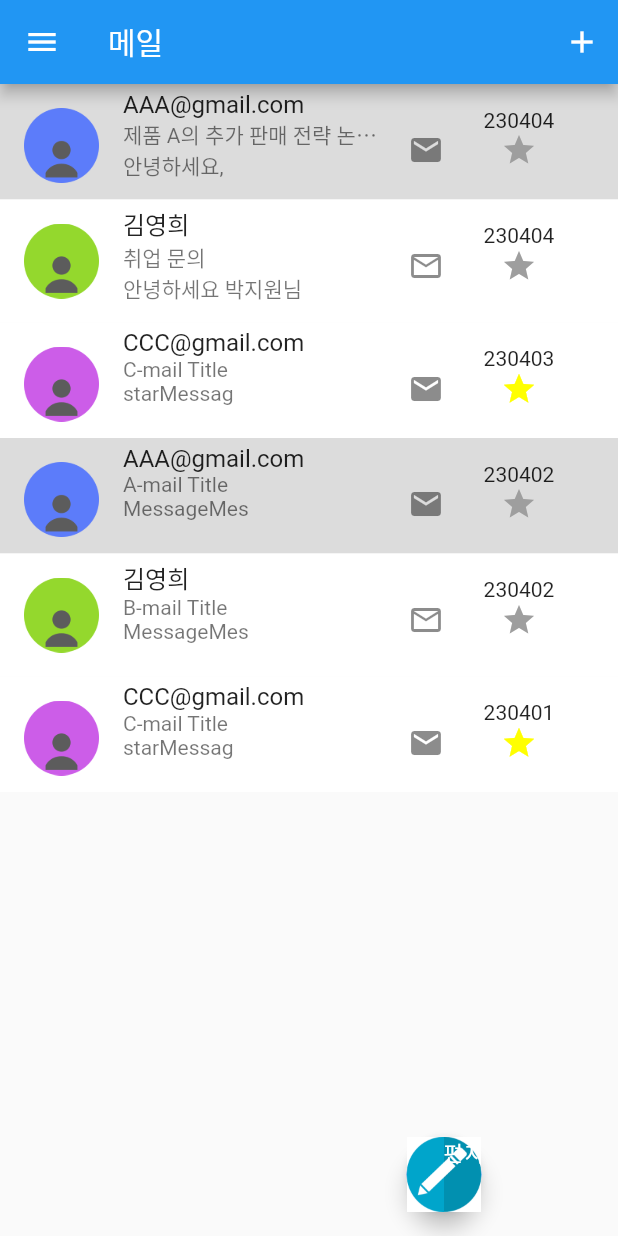
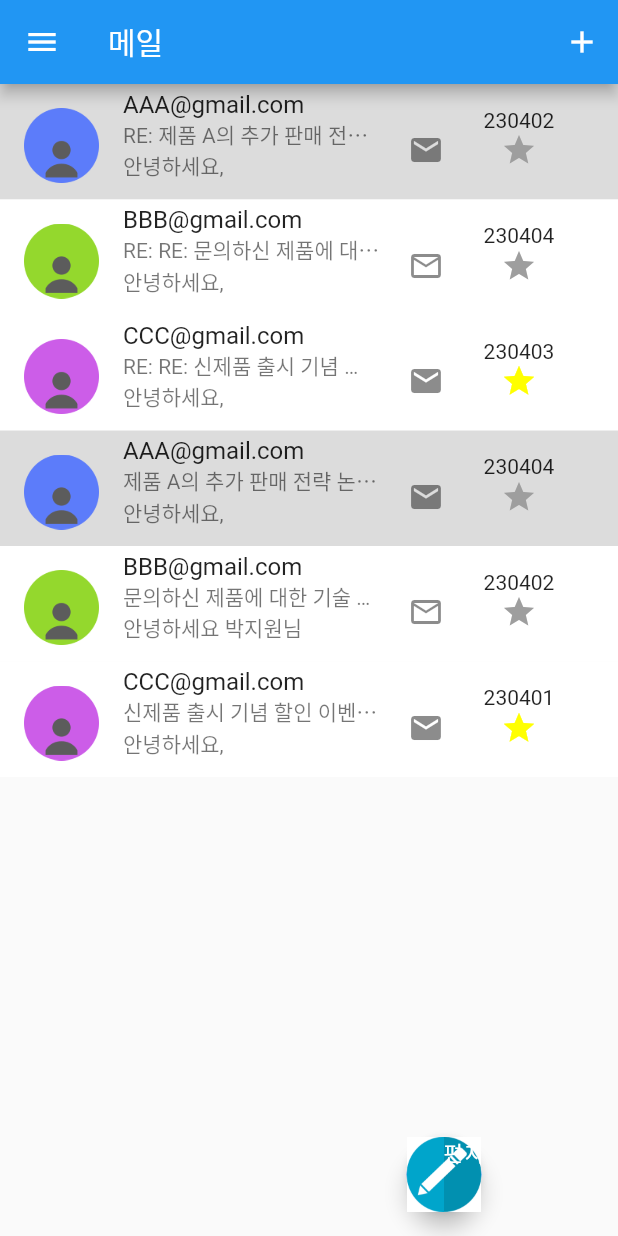
Before and after one commit to AnSuHan/HCI, a Flutter app: the screen it shows after launch, on a phone screen of 412 x 824 dp. Run offline on Flutter 3.47's test engine with Material 2 defaults, Android fonts, the phone set to English and light mode, and no system bars; our stand-ins replace google_fonts, shared_preferences.

Commit message:
set real mail data and padding innerMail

```diff
--- a/project/lib/MailInnerScene.dart
+++ b/project/lib/MailInnerScene.dart
@@ -64,6 +64,7 @@ class MailInnerScene extends State<MailInnerSceneStateful> {
             },
             child: Container(
               padding: const EdgeInsets.all(10),
+              margin: const EdgeInsets.fromLTRB(0, 0, 50, 0),
               decoration: BoxDecoration(
                 color: Colors.blue.withOpacity(0.1),
                 borderRadius: BorderRadius.circular(10),
@@ -120,6 +121,7 @@ class MailInnerScene extends State<MailInnerSceneStateful> {
             },
             child: Container(
               padding: const EdgeInsets.all(10),
+              margin: const EdgeInsets.fromLTRB(50, 0, 0, 0),
               decoration: BoxDecoration(
                 color: Colors.green.withOpacity(0.1),
                 borderRadius: BorderRadius.circular(10),
--- a/project/lib/MailScene.dart
+++ b/project/lib/MailScene.dart
@@ -13,24 +13,25 @@ import 'searchbar.dart';
 
 //https://velog.io/@dosilv/Flutter-StatelessWidget-StatefulWidget
 class MailScene extends State<MailSceneStateful> with RouteAware {
-  static var mails = [Mail("AAA@gmail.com",
-      "제품 A의 추가 판매 전략 논의 요청",
-      "안녕하세요,\n저희 마케팅 팀에서는 최근 제품 A의 판매량을 높이기 위한 추가 전략을 고려하고 있습니다. 이에 대해 판매팀과 함께 논의하고자 이메일을 보내드립니다.\n제안 사항:\n가격 조정: 현재 제품 A의 가격이 경쟁사에 비해 높게 책정되어 있습니다. 가격 조정 여부와 조정 방향에 대해 의견을 나누고자 합니다.\n마케팅 캠페인: 제품 A를 대중에 알리기 위한 새로운 마케팅 캠페인을 기획하고 있습니다. 어떤 유형의 캠페인을 실행해볼지 아이디어를 공유해주세요.\n회의 일정 조율을 위해 가능한 날짜와 시간을 알려주시면 감사하겠습니다. 빠른 조율이 필요한 만큼 신속한 회신을 부탁드립니다.도움이 필요하거나 다른 의견이 있으시면 언제든지 연락주세요.\n감사합니다.\n\nMarketing Team\nCompany Inc.", "230404_21:00", false, "받은편지함", true, false),
-    Mail("김영희",
-        "취업 문의",
-        "안녕하세요 박지원님,\n 김영희라고 합니다. UI 디자이너로서 귀사에서 일하고 싶어서 이메일을 보내게 되었습니다. 제 경력과 기술이 UI 디자인 역할에 적합하다고 생각합니다.", "230404_10:30", false, "받은편지함", false, true),
+  static var mails = [
+    Mail("AAA@gmail.com",
+        "RE: 제품 A의 추가 판매 전략 논의 요청",
+        "안녕하세요,\n저희 지원팀에서는 문의하신 제품에 대한 기술적인 지원을 제공하기 위해 이메일을 보내드립니다. 문의하신 내용에 대한 답변과 도움을 드리고자 합니다.\n문의하신 제품: 제품 X\n문의하신 내용에 대한 답변:\n기술적인 문제: 문제의 해결을 위해 기술 지원팀이 조치를 취하고 있습니다. 추가적인 정보를 제공해주시면 보다 정확한 답변을 드릴 수 있습니다.\n기능 사용법: 제품 X의 기능에 대한 자세한 설명과 사용법을 안내해드릴 수 있습니다. 필요하신 부분이 있으면 구체적으로 알려주시기 바랍니다.\n도움이 필요하거나 추가적인 질문이 있으시면 언제든지 문의해주세요. 최대한 신속하게 도움을 드리겠습니다.\n감사합니다.\n지원팀\nCompany Inc.", "230402_21:00", false, "받은편지함", true, false),
+    Mail("BBB@gmail.com",
+        "RE: RE: 문의하신 제품에 대한 기술 지원 안내",
+        "안녕하세요,\n빠른 회신에 감사드립니다. 문의하신 제품 X에 대한 기술 지원을 제공해드리겠습니다.\n기술적인 문제: [상세한 문제 내용]에 대해 즉시 조치를 취할 수 있도록 기술 지원팀이 액션을 취하고 있습니다. 문제 해결을 위해 필요한 추가 정보가 있는지 알려주시면 보다 정확한 도움을 드릴 수 있습니다.\n기능 사용법: 제품 X의 [특정 기능]에 대한 자세한 설명과 사용법을 안내해드리겠습니다. [기능 활용 방법]을 따라 진행하시면 해당 기능을 원활하게 활용하실 수 있습니다.\n도움이 필요한 경우 언제든지 문의해주세요. 최대한 신속하고 정확한 지원을 제공하겠습니다.\n감사합니다.\n지원팀\nCompany Inc.", "230404_10:30", false, "받은편지함", false, true),
     Mail("CCC@gmail.com",
-        "C-mail Title",
-        "starMessagestarMessagestarMessagestarMessagestarMessage", "230403_12:50", true, "별표편지함", false, false),
+        "RE: RE: 신제품 출시 기념 할인 이벤트 아이디어 회의 요청",
+        "안녕하세요,\n회신을 받아서 감사드립니다. 회의 일정으로 6월 5일 (토요일) 오후 3시를 확인했습니다. 온라인 비디오 회의를 통해 아이디어를 공유하고 토론할 수 있도록 준비하겠습니다.\n추가로 회의 전에 필요한 준비물이나 주의사항이 있다면 미리 알려주시기 바랍니다.\n감사합니다.\n마케팅 팀\nCompany Inc.", "230403_12:50", true, "별표편지함", false, false),
     Mail("AAA@gmail.com",
-        "A-mail Title",
-        "MessageMessageMessageMessageMessageMessageMessageMessage", "230402_21:00", false, "받은편지함", true, false),
-    Mail("김영희",
-        "B-mail Title",
-        "MessageMessageMessageMessageMessageMessageMessageMessage", "230402_10:30", false, "받은편지함", false, true),
+        "제품 A의 추가 판매 전략 논의 요청",
+        "안녕하세요,\n저희 마케팅 팀에서는 최근 제품 A의 판매량을 높이기 위한 추가 전략을 고려하고 있습니다. 이에 대해 판매팀과 함께 논의하고자 이메일을 보내드립니다.\n제안 사항:\n가격 조정: 현재 제품 A의 가격이 경쟁사에 비해 높게 책정되어 있습니다. 가격 조정 여부와 조정 방향에 대해 의견을 나누고자 합니다.\n마케팅 캠페인: 제품 A를 대중에 알리기 위한 새로운 마케팅 캠페인을 기획하고 있습니다. 어떤 유형의 캠페인을 실행해볼지 아이디어를 공유해주세요.\n회의 일정 조율을 위해 가능한 날짜와 시간을 알려주시면 감사하겠습니다. 빠른 조율이 필요한 만큼 신속한 회신을 부탁드립니다.도움이 필요하거나 다른 의견이 있으시면 언제든지 연락주세요.\n감사합니다.\n\nMarketing Team\nCompany Inc.", "230404_21:00", false, "받은편지함", true, false),
+    Mail("BBB@gmail.com",
+        "문의하신 제품에 대한 기술 지원 안내",
+        "안녕하세요 박지원님,\n 김영희라고 합니다. UI 디자이너로서 귀사에서 일하고 싶어서 이메일을 보내게 되었습니다. 제 경력과 기술이 UI 디자인 역할에 적합하다고 생각합니다.", "230402_10:30", false, "받은편지함", false, true),
     Mail("CCC@gmail.com",
-        "C-mail Title",
-        "starMessagestarMessagestarMessagestarMessagestarMessage", "230401_12:50", true, "별표편지함", false, false)];
+        "신제품 출시 기념 할인 이벤트 아이디어 회의 요청",
+        "안녕하세요,\n마케팅 팀의 여러분께 문의드립니다. 저희가 신제품 출시 기념으로 할인 이벤트를 진행하고자 하는데, 아이디어를 논의하고자 이메일을 보내드립니다.\n각자가 생각하는 할인 이벤트 아이디어를 공유하고, 가장 효과적이고 흥미로운 아이디어를 찾아내기 위해 회의를 개최하고자 합니다.\n가능한 회의 일정은 다음과 같습니다:\n날짜: 6월 5일 (토요일)\n시간: 오후 3시\n장소: 온라인 비디오 회의\n회의에 참석 가능한 시간을 알려주시면 최종 일정을 조율하도록 하겠습니다.\n다른 의견이 있거나 추가적인 아이디어를 공유하고 싶은 경우, 이메일로 알려주세요.\n감사합니다.\n마케팅 팀\nCompany Inc.", "230401_12:50", true, "별표편지함", false, false)];
 
   static var changes = Mail("", "", "", "", false, "", false, false);
   var nowLabel = "";
@@ -55,7 +56,7 @@ class MailScene extends State<MailSceneStateful> with RouteAware {
 
   Map<String, String> senderImageMap = {
     'AAA@gmail.com': 'assets/contact/blue.png',
-    '김영희': 'assets/contact/green.png',
+    'BBB@gmail.com': 'assets/contact/green.png',
     'CCC@gmail.com': 'assets/contact/purple.png',
     'DDD@gmail.com': 'assets/contact/red.png',
 
--- a/project/lib/MailSceneWrite.dart
+++ b/project/lib/MailSceneWrite.dart
@@ -11,17 +11,17 @@ class MailSceneWrite extends State<MailSceneWriteStateful>{
   static var inMailNum = -1;
 
   static var mails = [Mail("BBB@gmail.com",
-        "dadada",
-        "MessageMessageMessageMessageMessageMessageMessageMessage", "230403_23:50", false, "받은편지함", true, true),
+        "RE: 문의하신 제품에 대한 기술 지원 안내",
+        "안녕하세요,\n저의 문의에 대한 빠른 답변에 감사드립니다. 제품 X에 대한 기술적인 지원을 원하고 있습니다.\n기술적인 문제: 제품 X를 사용하면서 발생하는 문제는 [상세한 문제 내용]입니다. 어떻게 해결할 수 있는지 가이드라인이나 조치 방법을 알려주시면 감사하겠습니다.\n기능 사용법: 제품 X의 [특정 기능]에 대해 자세한 설명을 원합니다. 해당 기능을 어떻게 활용하고 설정할 수 있는지 자세한 안내를 부탁드립니다.\n빠른 도움이 필요한 만큼 신속한 답변을 부탁드립니다.\n감사합니다.\n고객님", "230403_23:50", false, "받은편지함", true, true),
     Mail("AAA@gmail.com",
         "제품 A 판매량 증대를 위한 회의 일정 조율",
         "안녕하세요,\n마케팅 팀의 이메일을 확인했습니다. 제품 A의 추가 판매 전략에 대해 논의하고자 하는데, 가능한 회의 일정을 제안드립니다.\n제안 사항에 대한 회의 일정:\n날짜: 6월 2일 (목요일)\n시간: 오전 11시\n장소: 회의실 B\n위 일정이 가능하시면 회의 일정을 확인하신 후 답변 부탁드립니다. 추가로 논의할 사항이 있다면 미리 알려주시기 바랍니다.\n감사합니다.\nSales Team\nCompany Inc.", "230403_04:20", false, "받은편지함", true, false),
     Mail("CCC@gmail.com",
-        "C-mail Title",
-        "MessageMessageMessageMessageMessageMessageMessageMessage", "230402_14:01", false, "받은편지함", true, false),
+        "RE: 신제품 출시 기념 할인 이벤트 아이디어 회의 요청",
+        "안녕하세요,\n마케팅 팀 여러분께서 보내주신 이메일을 확인했습니다. 신제품 출시 기념 할인 이벤트에 대한 아이디어 회의에 참석하겠습니다.\n제안한 회의 일정인 6월 5일 (토요일) 오후 3시에 참석이 가능합니다. 온라인 비디오 회의를 통해 회의를 진행할 예정이라고 알고 있습니다.\n추가적인 아이디어나 회의 전 준비물에 대한 안내가 있다면 미리 알려주시기 바랍니다.\n회의를 통해 효과적인 할인 이벤트 아이디어를 도출해내기 위해 노력하겠습니다. 감사합니다.\n마케팅 팀\nCompany Inc.", "230402_14:01", false, "받은편지함", true, false),
     Mail("DDD@gmail.com",
-        "D-mail Title",
-        "MessageMessageMessageMessageMessageMessageMessageMessage", "230401_17:30", false, "받은편지함", true, false)];
+        "제품 문의 및 견적 요청",
+        "안녕하세요,\n저는 ABC Company의 매니저입니다. 저희 회사에서는 귀사의 제품에 대해 관심을 갖고 있습니다. 따라서 몇 가지 문의사항과 견적을 요청드리고자 이메일을 보내드립니다.\n제품에 대한 기능과 사양에 대해 자세히 알려주세요.\n가격 정보와 할인 가능 여부를 안내해주세요.\n배송 및 납기 일정에 대해 알고 싶습니다.\n기술 지원 및 보증 정책에 대한 정보를 부탁드립니다.\n가능하시다면, 저희에게 최신 카탈로그나 제품 브로셔를 제공해주시면 감사하겠습니다.\n빠른 회신을 부탁드리며, 귀사의 제품에 대한 자세한 정보를 기다리고 있겠습니다.\n감사합니다.\n매니저\nABC Company", "230401_17:30", false, "받은편지함", true, false)];
   var mailsColor = [Colors.white, Colors.white, Colors.white, Colors.white];
 
   var listView;
```
